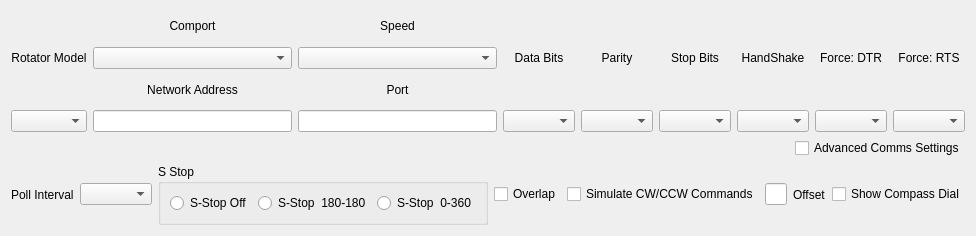
First picture: the form in mqt/MqtRotator/rotsetupform.ui, repository Rsclub22/Minos2-Mirror, before the edit.
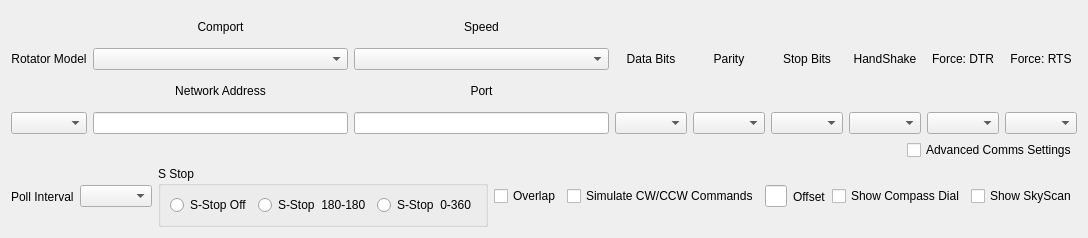
Second picture: the form after the edit.

Commit message: add skyscan as a RotCap, initially limited to hamlib rotators, add SkyScan to rotsetup to show/hide skyscan tab

```diff
--- a/mqt/MqtRotator/rotsetupform.ui
+++ b/mqt/MqtRotator/rotsetupform.ui
@@ -6,8 +6,8 @@
    <rect>
     <x>0</x>
     <y>0</y>
-    <width>935</width>
-    <height>236</height>
+    <width>1088</width>
+    <height>238</height>
    </rect>
   </property>
   <property name="windowTitle">
@@ -344,6 +344,13 @@
            </property>
           </widget>
          </item>
+         <item>
+          <widget class="QCheckBox" name="showSkyScanChkBox">
+           <property name="text">
+            <string>Show SkyScan</string>
+           </property>
+          </widget>
+         </item>
         </layout>
        </item>
       </layout>
```
The commit also changes 11 other files.
